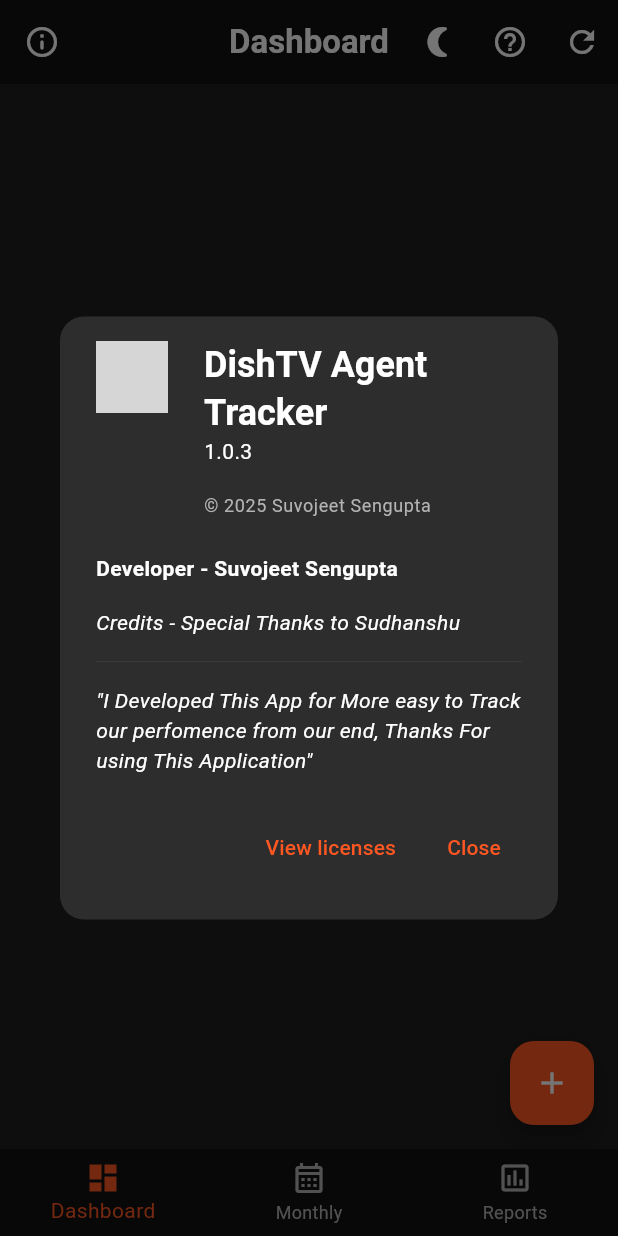
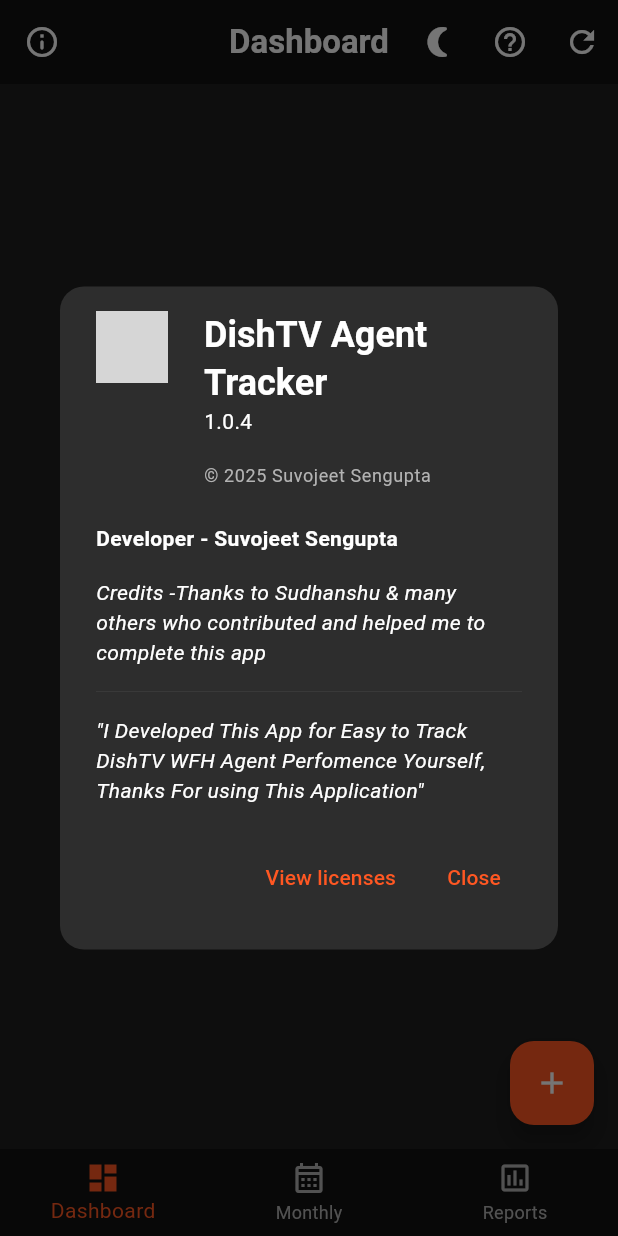
Before and after one commit to suvojit213/Dishtv-Agent-Trackerapp, a Flutter app: the screen it shows after launch, after a tap on the "info outline" icon, on a phone screen of 412 x 824 dp. Run offline on Flutter 3.47's test engine with Material 3 defaults, Android fonts, the phone set to English and light mode, and no system bars; our stand-ins replace csv, equatable, fl_chart, flutter_bloc, pdf, percent_indicator and 4 more; accounts and stored records are empty; grey boxes are pictures that could not be loaded.

Commit message:
DishTV Agent Tracker - Version 1.0.4

```diff
--- a/lib/core/constants/app_constants.dart
+++ b/lib/core/constants/app_constants.dart
@@ -1,7 +1,7 @@
 class AppConstants {
   // App information
   static const String appName = 'DishTV Agent Tracker';
-  static const String appVersion = '1.0.3';
+  static const String appVersion = '1.0.4';
   static const String appDeveloper = 'Suvojeet';
 
   // Salary calculation constants
--- a/lib/presentation/features/dashboard/widgets/dashboard_screen.dart
+++ b/lib/presentation/features/dashboard/widgets/dashboard_screen.dart
@@ -221,12 +221,12 @@ class DashboardView extends StatelessWidget {
         ),
         const SizedBox(height: 16),
         const Text(
-          'Credits - Special Thanks to Sudhanshu',
+          'Credits -Thanks to Sudhanshu & many others who contributed and helped me to complete this app',
            style: TextStyle(fontStyle: FontStyle.italic),
         ),
         const Divider(height: 32),
         const Text(
-          '"I Developed This App for More easy to Track our perfomence from our end, Thanks For using This Application"',
+          '"I Developed This App for Easy to Track DishTV WFH Agent Perfomence Yourself, Thanks For using This Application"',
            style: TextStyle(fontStyle: FontStyle.italic),
         ),
       ],
--- a/pubspec.yaml
+++ b/pubspec.yaml
@@ -2,7 +2,7 @@ name: dishtv_agent_tracker
 description: "DishTV Agent Perfomence Tracker."
 publish_to: 'none'
 
-version: 1.0.3+3
+version: 1.0.4+4
 
 environment:
   sdk: '>=3.3.1 <4.0.0'
```
